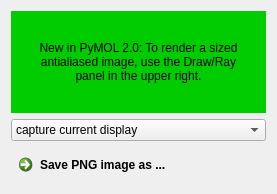
Before: the Qt Designer form modules/pmg_qt/forms/png.ui in adrian-jasinski/pymolish-studio, drawn with Qt 5.
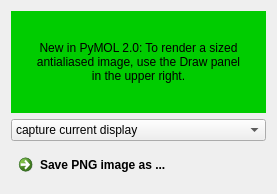
After: the same form once the commit is applied.

Commit message:
ui(toolbar): Bg with a paint roller, Builder and Scenes as icons, Draw; step 26a
"Background" reads "Bg", Builder and Scenes show only their icon with the
name as tooltip, "Draw/Ray" reads "Draw". The bar is 904 px wide at 150 %,
was 1096. 4.20.0, the first version under the rule of step 29.

The edit to the form file:
```diff
--- a/modules/pmg_qt/forms/png.ui
+++ b/modules/pmg_qt/forms/png.ui
@@ -34,7 +34,7 @@
         <string notr="true">background-color: #0c0; color: black; padding: 20px</string>
        </property>
        <property name="text">
-        <string notr="true">New in PyMOL 2.0: To render a sized antialiased image, use the Draw/Ray panel in the upper right.</string>
+        <string notr="true">New in PyMOL 2.0: To render a sized antialiased image, use the Draw panel in the upper right.</string>
        </property>
        <property name="textFormat">
         <enum>Qt::PlainText</enum>
```
The commit also changes 9 other files.
